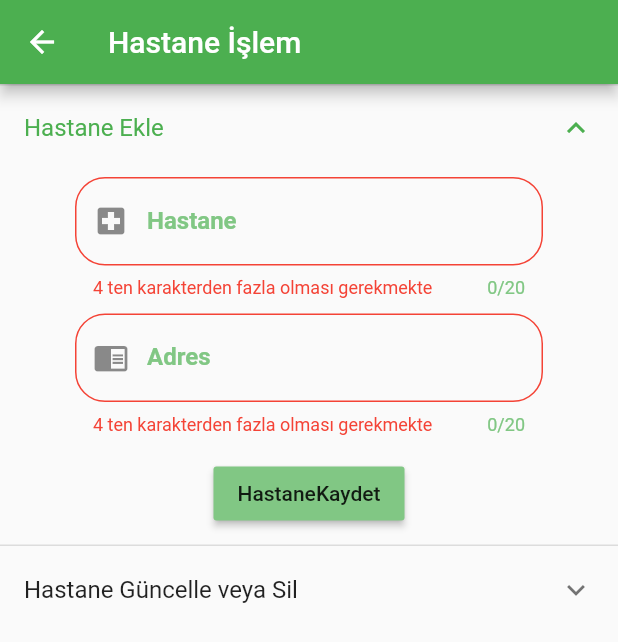
After one commit to Osmancn/e_randevu, a Flutter app: the AdminHastaneIslem screen opened by its route, after a tap on "Hastane Ekle", after a tap on "HastaneKaydet", on a phone screen of 412 x 824 dp. The commit adds this screen. Shown: the top 642 px of the screen. Run offline on Flutter 3.47's test engine with Material 2 defaults, Android fonts, the phone set to English and light mode, and no system bars; our stand-ins replace sqflite, synchronized; accounts and stored records are empty.

Commit message:
Admin hastane ekleme,güncelleme,silme işlemleri bitti

```diff
--- /dev/null
+++ b/lib/AdminHastaneIslem.dart
@@ -0,0 +1,385 @@
+import 'package:e_randevu/AdminAnaSayfa.dart';
+import 'package:e_randevu/models/Admin.dart';
+import 'package:e_randevu/models/Hastane.dart';
+import 'package:e_randevu/utils/DBHelper.dart';
+import 'package:flutter/material.dart';
+
+class AdminHastaneIslem extends StatefulWidget {
+  @override
+  _AdminHastaneIslemState createState() => _AdminHastaneIslemState();
+}
+
+class _AdminHastaneIslemState extends State<AdminHastaneIslem> {
+  String yeniHastaneAdi;
+  String yeniHastaneAdres;
+  Hastane _secilenHastane;
+  List<DropdownMenuItem<Hastane>> _dDMenuItemHastane;
+  List<Hastane> hastaneler;
+  final yeniHastaneFormKey = GlobalKey<FormState>();
+  final guncelleFormKey = GlobalKey<FormState>();
+  final scaffoldKey = GlobalKey<ScaffoldState>();
+
+  @override
+  void initState() {
+    hastaleriGetir().then((hstneler) {
+      setState(() {
+        hastaneler = hstneler;
+        _dDMenuItemHastane = getDropDownMenuHastane();
+      });
+    });
+    super.initState();
+  }
+
+  @override
+  Widget build(BuildContext context) {
+    return Scaffold(
+      key: scaffoldKey,
+      appBar: AppBar(
+        title: Text("Hastane İşlem"),
+      ),
+      body: ListView(
+        children: <Widget>[
+          Container(
+            child: ExpansionTile(
+              title: Text("Hastane Ekle"),
+              children: <Widget>[
+                Form(
+                  key: yeniHastaneFormKey,
+                  child: Column(
+                    children: <Widget>[
+                      Container(
+                        margin:
+                            EdgeInsets.symmetric(horizontal: 50, vertical: 5),
+                        child: TextFormField(
+                          decoration: InputDecoration(
+                            border: OutlineInputBorder(
+                              borderRadius: BorderRadius.circular(20),
+                            ),
+                            hintText: "Yeni Hastane Adını Giriniz",
+                            labelText: "Hastane",
+                            labelStyle: TextStyle(fontWeight: FontWeight.bold),
+                            prefixIcon: Icon(Icons.local_hospital),
+                          ),
+                          maxLength: 20,
+                          keyboardType: TextInputType.text,
+                          autovalidate: false,
+                          validator: (value) {
+                            if (value.length < 4)
+                              return "4 ten karakterden fazla olması gerekmekte";
+                          },
+                          onSaved: (value) => yeniHastaneAdi = value,
+                        ),
+                      ),
+                      Container(
+                        margin:
+                            EdgeInsets.symmetric(horizontal: 50, vertical: 5),
+                        child: TextFormField(
+                          decoration: InputDecoration(
+                            border: OutlineInputBorder(
+                              borderRadius: BorderRadius.circular(20),
+                            ),
+                            hintText: "Yeni Hastanenin Adresini Giriniz",
+                            labelText: "Adres",
+                            labelStyle: TextStyle(fontWeight: FontWeight.bold),
+                            prefixIcon: Icon(Icons.chrome_reader_mode),
+                          ),
+                          maxLength: 20,
+                          keyboardType: TextInputType.text,
+                          autovalidate: false,
+                          validator: (value) {
+                            if (value.length < 4)
+                              return "4 ten karakterden fazla olması gerekmekte";
+                          },
+                          onSaved: (value) => yeniHastaneAdres = value,
+                        ),
+                      ),
+                    ],
+                  ),
+                ),
+                SizedBox(height: 10),
+                Container(
+                  margin: EdgeInsets.symmetric(horizontal: 90),
+                  child: RaisedButton(
+                    child: Text("HastaneKaydet"),
+                    color: Colors.green.shade300,
+                    onPressed: () {
+                      if (yeniHastaneFormKey.currentState.validate()) {
+                        yeniHastaneFormKey.currentState.save();
+                        hastaneEkle(Hastane(yeniHastaneAdi, yeniHastaneAdres))
+                            .then((value) {
+                          debugPrint("yeni hastane ID : " + value.toString());
+                          hastaleriGetir().then((hstneler) {
+                            setState(() {
+                              hastaneler = hstneler;
+                              _dDMenuItemHastane = getDropDownMenuHastane();
+                            });
+                          });
+                          scaffoldKey.currentState.showSnackBar(SnackBar(
+                            content: Text("Yeni Hastane Ekledi"),
+                            duration: Duration(seconds: 5),
+                          ));
+                        });
+                      }
+                    },
+                  ),
+                ),
+                SizedBox(height: 10),
+              ],
+            ),
+          ),
+          Container(
+            child: ExpansionTile(
+              title: Text("Hastane Güncelle veya Sil"),
+              children: <Widget>[
+                Column(
+                  children: <Widget>[
+                    //DropDown Hastane
+                    Container(
+                      margin:
+                          EdgeInsets.symmetric(horizontal: 60, vertical: 20),
+                      child: Row(
+                        children: <Widget>[
+                          Text(
+                            "Hastane : ",
+                            style: TextStyle(
+                                fontSize: 18, color: Colors.green.shade700),
+                          ),
+                          SizedBox(
+                            width: 10,
+                          ),
+                          Expanded(
+                            child: DropdownButton<Hastane>(
+                              isExpanded: true,
+                              items: _dDMenuItemHastane,
+                              onChanged: (value) {
+                                setState(() {
+                                  _secilenHastane = value;
+                                });
+                              },
+                              value: _secilenHastane,
+                            ),
+                          )
+                        ],
+                      ),
+                    ),
+                    //textfield güncelleme
+                    Form(
+                      key: guncelleFormKey,
+                      child: Column(
+                        children: <Widget>[
+                          Container(
+                            margin: EdgeInsets.symmetric(
+                                horizontal: 50, vertical: 5),
+                            child: TextFormField(
+                              decoration: InputDecoration(
+                                border: OutlineInputBorder(
+                                  borderRadius: BorderRadius.circular(20),
+                                ),
+                                hintText: "Yeni Hastane Adını Giriniz",
+                                labelText: "Hastane",
+                                labelStyle:
+                                    TextStyle(fontWeight: FontWeight.bold),
+                                prefixIcon: Icon(Icons.local_hospital),
+                              ),
+                              maxLength: 20,
+                              keyboardType: TextInputType.text,
+                              autovalidate: false,
+                              validator: (value) {
+                                if (value.length < 4)
+                                  return "4 ten karakterden fazla olması gerekmekte";
+                              },
+                              onSaved: (value) => yeniHastaneAdi = value,
+                            ),
+                          ),
+                          Container(
+                            margin: EdgeInsets.symmetric(
+                                horizontal: 50, vertical: 5),
+                            child: TextFormField(
+                              decoration: InputDecoration(
+                                border: OutlineInputBorder(
+                                  borderRadius: BorderRadius.circular(20),
+                                ),
+                                hintText: "Yeni Hastanenin Adresini Giriniz",
+                                labelText: "Adres",
+                                labelStyle:
+                                    TextStyle(fontWeight: FontWeight.bold),
+                                prefixIcon: Icon(Icons.chrome_reader_mode),
+                              ),
+                              maxLength: 20,
+                              keyboardType: TextInputType.text,
+                              autovalidate: false,
+                              validator: (value) {
+                                if (value.length < 4)
+                                  return "4 ten karakterden fazla olması gerekmekte";
+                              },
+                              onSaved: (value) => yeniHastaneAdres = value,
+                            ),
+                          ),
+                        ],
+                      ),
+                    ),
+                    SizedBox(height: 10),
+                    //button
+                    Row(
+                      mainAxisAlignment: MainAxisAlignment.spaceEvenly,
+                      children: <Widget>[
+                        Container(
+                          child: RaisedButton(
+                            child: Text("Güncelle"),
+                            color: Colors.green.shade300,
+                            onPressed: () {
+                              if (guncelleFormKey.currentState.validate()) {
+                                guncelleFormKey.currentState.save();
+                                Hastane h = _secilenHastane;
+                                h.hastaneAdi = yeniHastaneAdi;
+                                h.hastaneAdresi = yeniHastaneAdres;
+                                hastaneGuncelle(h).then((value) {
+                                  debugPrint("güncel hastane ID : " +
+                                      value.toString());
+                                  hastaleriGetir().then((hstneler) {
+                                    setState(() {
+                                      hastaneler = hstneler;
+                                      _secilenHastane = null;
+                                      _dDMenuItemHastane =
+                                          getDropDownMenuHastane();
+                                    });
+                                  });
+                                  scaffoldKey.currentState
+                                      .showSnackBar(SnackBar(
+                                    content: Text("Hastane Güncellendi"),
+                                    duration: Duration(seconds: 5),
+                                  ));
+                                });
+                              }
+                            },
+                          ),
+                        ),
+                        Container(
+                          child: RaisedButton(
+                            child: Text("Sil"),
+                            color: Colors.red.shade300,
+                            onPressed: () {
+                              if (_secilenHastane != null) {
+                                showDialog(
+                                  barrierDismissible: false,
+                                    context: context,
+                                    builder: (context) {
+                                      return SimpleDialog(
+                                        title: Text("Silme İşlemi"),
+                                        children: <Widget>[
+                                          Column(
+                                            children: <Widget>[
+                                              Padding(
+                                                padding: const EdgeInsets.all(8.0),
+                                                child: Text("Hastaneyi silmek hastanedeki bölümleri,bölümdeki " +
+                                                    "doktorları ve doktorların randevularını otomatik silmektedir." +
+                                                    "Hastane Silinsinmi",style: TextStyle(fontSize: 18),),
+                                              ),
+                                              SizedBox(height: 10,),
+                                              Row(
+                                                mainAxisAlignment: MainAxisAlignment.spaceEvenly,
+                                                children: <Widget>[
+                                                  Container(
+                                                    child: RaisedButton(
+                                                      color:
+                                                          Colors.green.shade300,
+                                                      child: Text("İptal"),
+                                                      onPressed: () {
+                                                        Navigator.pop(context);
+                                                      },
+                                                    ),
+                                                  ),
+                                                  Container(
+                                                    child: RaisedButton(
+                                                      color:
+                                                          Colors.red.shade300,
+                                                      child: Text("Sil"),
+                                                      onPressed: () {
+                                                        hastaneSil(
+                                                                _secilenHastane)
+                                                            .then((value) {
+                                                          hastaleriGetir()
+                                                              .then((hstneler) {
+                                                            setState(() {
+                                                              hastaneler =
+                                                                  hstneler;
+                                                              _secilenHastane =
+                                                                  null;
+                                                              _dDMenuItemHastane =
+                                                                  getDropDownMenuHastane();
+                                                            });
+                                                          });
+                                                          scaffoldKey
+                                                              .currentState
+                                                              .showSnackBar(
+                                                                  SnackBar(
+                                                            content: Text(
+                                                                "Hastane Silindi"),
+                                                            duration: Duration(
+                                                                seconds: 5),
+                                                          ));
+                                                        });
+                                                        Navigator.pop(context);
+                                                      },
+                                                    ),
+                                                  ),
+                                                ],
+                                              ),
+                                              SizedBox(height: 10,),
+                                            ],
+                                          )
+                                        ],
+                                      );
+                                    });
+                              }
+                            },
+                          ),
+                        ),
+                      ],
+                    ),
+                    SizedBox(height: 10),
+                  ],
+                ),
+              ],
+            ),
+          ),
+        ],
+      ),
+    );
+  }
+
+  Future<int> hastaneEkle(Hastane hastane) async {
+    var db = DBHelper();
+    var hastaneID = await db.insertHastane(hastane);
+    return hastaneID;
+  }
+
+  Future<int> hastaneGuncelle(Hastane hastane) async {
+    var db = DBHelper();
+    var hastaneID = await db.updateHastane(hastane);
+    return hastaneID;
+  }
+
+  Future<int> hastaneSil(Hastane hastane) async {
+    var db = DBHelper();
+    var hastaneID = await db.deleteHastane(hastane);
+    return hastaneID;
+  }
+
+  Future<List<Hastane>> hastaleriGetir() async {
+    var db = DBHelper();
+    var hastanelerr = await db.getHastaneler();
+    return hastanelerr;
+  }
+
+  List<DropdownMenuItem<Hastane>> getDropDownMenuHastane() {
+    List<DropdownMenuItem<Hastane>> ddMenuHastane = new List();
+    for (int i = 0; i < hastaneler.length; i++) {
+      ddMenuHastane.add(new DropdownMenuItem<Hastane>(
+        child: Text(hastaneler[i].hastaneAdi),
+        value: hastaneler[i],
+      ));
+    }
+    return ddMenuHastane;
+  }
+}
--- a/lib/DoktorGirisSayfasi.dart
+++ b/lib/DoktorGirisSayfasi.dart
@@ -30,7 +30,7 @@ class _DoktorGirisSayfasiState extends State<DoktorGirisSayfasi> {
       child: Scaffold(
         key: scaffoldKey,
         appBar: AppBar(
-          title: Text("Doktor Giris"),
+          title: Text("Doktor-Admin Giris"),
         ),
         body: Form(
           key: formKey,
--- a/lib/main.dart
+++ b/lib/main.dart
@@ -1,4 +1,5 @@
 import 'package:e_randevu/AdminAnaSayfa.dart';
+import 'package:e_randevu/AdminHastaneIslem.dart';
 import 'package:e_randevu/DoktorAnaSayfa.dart';
 import 'package:e_randevu/DoktorGirisSayfasi.dart';
 import 'package:e_randevu/FavoriDoktorlar.dart';
@@ -38,6 +39,7 @@ class MyApp extends StatelessWidget {
         "/FavoriDoktorlar":(context)=>FavoriDoktorlar(),
         "/HastaProfil":(context)=>HastaProfil(),
         "/DoktorGirisSayfasi":(context)=>DoktorGirisSayfasi(),
+        "/AdminHastaneIslem":(context)=>AdminHastaneIslem(),
       },
       onGenerateRoute: (route){
         var split=route.name.split("/");
--- a/lib/utils/DBHelper.dart
+++ b/lib/utils/DBHelper.dart
@@ -310,4 +310,31 @@ class DBHelper {
     }
     return randevuList;
   }
+
+  getAdminByID(int adminID) async {
+    var db = await _getDataBase();
+    var adminMap =
+        await db.query("tbl_Admin", where: 'adminID = ?', whereArgs: [adminID]);
+    return Admin.fromMap(adminMap[0]);
+  }
+
+  Future<int> insertHastane(Hastane hastane) async {
+    var db = await _getDataBase();
+    var hastaneID = await db.insert("tbl_Hastane", hastane.toMap());
+    return hastaneID;
+  }
+
+  Future<int> updateHastane(Hastane hastane) async {
+    var db = await _getDataBase();
+    var hastaneID = await db.update("tbl_Hastane", hastane.toMap(),
+        where: 'hastaneID = ?', whereArgs: [hastane.hastaneId]);
+    return hastaneID;
+  }
+
+  Future<int> deleteHastane(Hastane hastane) async {
+    var db = await _getDataBase();
+    var hastaneID = await db.delete("tbl_Hastane",
+        where: 'hastaneID = ?', whereArgs: [hastane.hastaneId]);
+    return hastaneID;
+  }
 }
```
Also changed, not shown: lib/AdminAnaSayfa.dart (+42 -0 lines).
